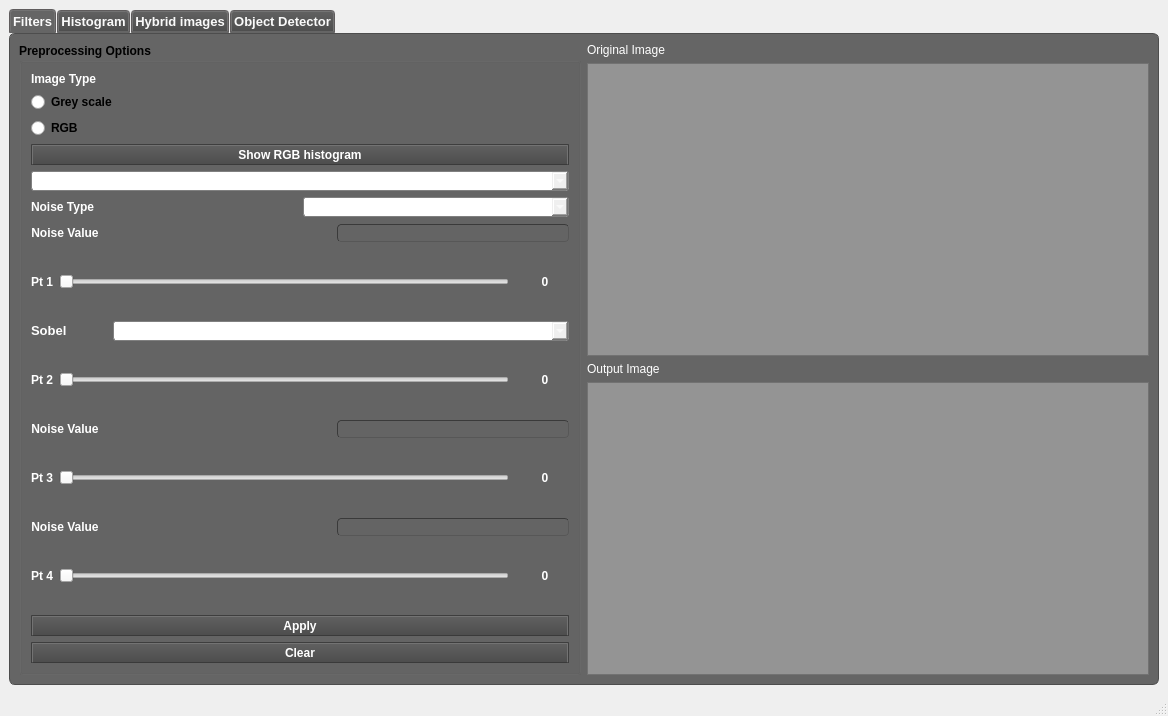
Qt form mainwindow.ui (yassmin2000/Computer-Vision-Toolbox) before a commit.
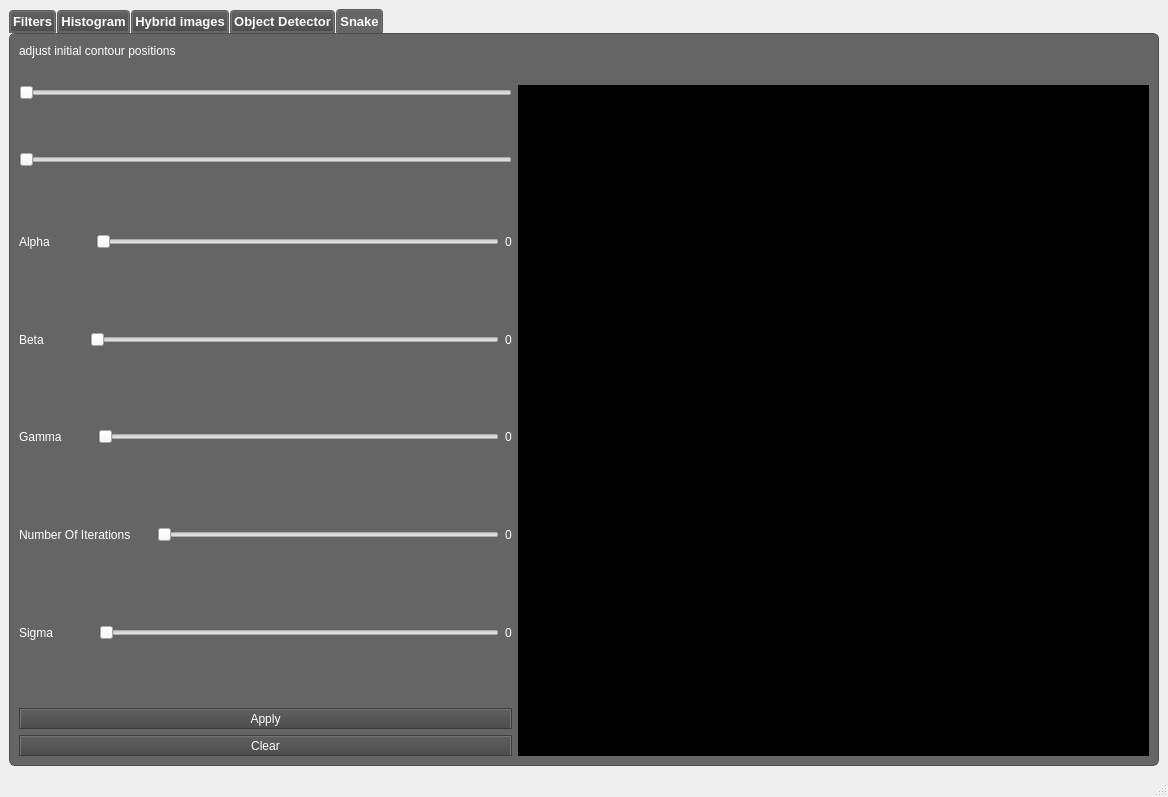
The same form after that commit.

The edit to the form file:
```diff
--- a/mainwindow.ui
+++ b/mainwindow.ui
@@ -7,7 +7,7 @@
     <x>0</x>
     <y>0</y>
     <width>1168</width>
-    <height>716</height>
+    <height>796</height>
    </rect>
   </property>
   <property name="windowTitle">
@@ -270,7 +270,7 @@
 </string>
       </property>
       <property name="currentIndex">
-       <number>0</number>
+       <number>4</number>
       </property>
       <widget class="QWidget" name="filters">
        <attribute name="title">
@@ -1243,48 +1243,7 @@
            </widget>
           </item>
           <item>
-           <spacer name="horizontalSpacer_8">
-            <property name="orientation">
-             <enum>Qt::Horizontal</enum>
-            </property>
-            <property name="sizeType">
-             <enum>QSizePolicy::Fixed</enum>
-            </property>
-            <property name="sizeHint" stdset="0">
-             <size>
-              <width>50</width>
-              <height>20</height>
-             </size>
-            </property>
-           </spacer>
-          </item>
-          <item>
-           <widget class="QSlider" name="horizontalSlider_5">
-            <property name="orientation">
-             <enum>Qt::Horizontal</enum>
-            </property>
-           </widget>
-          </item>
-          <item>
-           <widget class="QLabel" name="label_32">
-            <property name="text">
-             <string>TextLabel</string>
-            </property>
-           </widget>
-          </item>
-         </layout>
-        </item>
-        <item row="3" column="0">
-         <layout class="QHBoxLayout" name="horizontalLayout_17">
-          <item>
-           <widget class="QLabel" name="sigmalabel">
-            <property name="text">
-             <string>Sigma</string>
-            </property>
-           </widget>
-          </item>
-          <item>
-           <spacer name="horizontalSpacer_9">
+           <spacer name="horizontalSpacer_10">
             <property name="orientation">
              <enum>Qt::Horizontal</enum>
             </property>
@@ -1346,83 +1305,13 @@
          </layout>
         </item>
         <item row="13" column="0">
-         <layout class="QHBoxLayout" name="horizontalLayout_24">
-          <item>
-           <widget class="QLabel" name="label_27">
-            <property name="text">
-             <string>Sigma</string>
-            </property>
-           </widget>
-          </item>
-          <item>
-           <spacer name="horizontalSpacer_13">
-            <property name="orientation">
-             <enum>Qt::Horizontal</enum>
-            </property>
-            <property name="sizeType">
-             <enum>QSizePolicy::Fixed</enum>
-            </property>
-            <property name="sizeHint" stdset="0">
-             <size>
-              <width>110</width>
-              <height>20</height>
-             </size>
-            </property>
-           </spacer>
-          </item>
-          <item>
-           <widget class="QSlider" name="horizontalSlider_9">
-            <property name="orientation">
-             <enum>Qt::Horizontal</enum>
-            </property>
-           </widget>
-          </item>
-          <item>
-           <widget class="QLabel" name="label_36">
-            <property name="text">
-             <string>TextLabel</string>
-            </property>
-           </widget>
-          </item>
-         </layout>
+         <widget class="QPushButton" name="apply_objdetect_btn">
+          <property name="text">
+           <string>Apply</string>
+          </property>
+         </widget>
         </item>
-        <item row="15" column="0">
-         <layout class="QHBoxLayout" name="horizontalLayout_18">
-          <item>
-           <widget class="QLabel" name="label_28">
-            <property name="text">
-             <string>Area = </string>
-            </property>
-           </widget>
-          </item>
-          <item>
-           <widget class="QLabel" name="label_29">
-            <property name="text">
-             <string>TextLabel</string>
-            </property>
-           </widget>
-          </item>
-         </layout>
-        </item>
-        <item row="16" column="0">
-         <layout class="QHBoxLayout" name="horizontalLayout_19">
-          <item>
-           <widget class="QLabel" name="label_30">
-            <property name="text">
-             <string>perimeter =</string>
-            </property>
-           </widget>
-          </item>
-          <item>
-           <widget class="QLabel" name="label_31">
-            <property name="text">
-             <string>TextLabel</string>
-            </property>
-           </widget>
-          </item>
-         </layout>
-        </item>
-        <item row="11" column="0">
+        <item row="10" column="0">
          <layout class="QHBoxLayout" name="horizontalLayout_23">
           <item>
            <widget class="QLabel" name="label_26">
@@ -1562,39 +1451,328 @@
           </property>
          </spacer>
         </item>
+       </layout>
+      </widget>
+      <widget class="QWidget" name="tab">
+       <attribute name="title">
+        <string>Snake</string>
+       </attribute>
+       <layout class="QGridLayout" name="gridLayout_9">
+        <item row="2" column="1" rowspan="15">
+         <widget class="QWidget" name="widget_3" native="true">
+          <property name="minimumSize">
+           <size>
+            <width>631</width>
+            <height>671</height>
+           </size>
+          </property>
+          <property name="styleSheet">
+           <string notr="true">background-color: rgb(0, 0, 0);</string>
+          </property>
+         </widget>
+        </item>
+        <item row="2" column="0">
+         <widget class="QSlider" name="horizontalSlider_14">
+          <property name="orientation">
+           <enum>Qt::Horizontal</enum>
+          </property>
+         </widget>
+        </item>
         <item row="6" column="0">
-         <spacer name="verticalSpacer_2">
-          <property name="orientation">
-           <enum>Qt::Vertical</enum>
-          </property>
-          <property name="sizeType">
-           <enum>QSizePolicy::Fixed</enum>
-          </property>
-          <property name="sizeHint" stdset="0">
-           <size>
-            <width>20</width>
-            <height>40</height>
-           </size>
-          </property>
-         </spacer>
+         <layout class="QHBoxLayout" name="horizontalLayout_17">
+          <item>
+           <widget class="QLabel" name="label_27">
+            <property name="text">
+             <string>Alpha</string>
+            </property>
+           </widget>
+          </item>
+          <item>
+           <spacer name="horizontalSpacer_9">
+            <property name="orientation">
+             <enum>Qt::Horizontal</enum>
+            </property>
+            <property name="sizeType">
+             <enum>QSizePolicy::Fixed</enum>
+            </property>
+            <property name="sizeHint" stdset="0">
+             <size>
+              <width>40</width>
+              <height>20</height>
+             </size>
+            </property>
+           </spacer>
+          </item>
+          <item>
+           <widget class="QSlider" name="horizontalSlider_9">
+            <property name="orientation">
+             <enum>Qt::Horizontal</enum>
+            </property>
+           </widget>
+          </item>
+          <item>
+           <widget class="QLabel" name="label_28">
+            <property name="text">
+             <string>0</string>
+            </property>
+           </widget>
+          </item>
+         </layout>
         </item>
         <item row="8" column="0">
-         <spacer name="verticalSpacer_3">
-          <property name="orientation">
-           <enum>Qt::Vertical</enum>
-          </property>
-          <property name="sizeType">
-           <enum>QSizePolicy::Fixed</enum>
-          </property>
-          <property name="sizeHint" stdset="0">
-           <size>
-            <width>20</width>
-            <height>40</height>
-           </size>
-          </property>
-         </spacer>
+         <layout class="QHBoxLayout" name="horizontalLayout_18">
+          <item>
+           <widget class="QLabel" name="label_29">
+            <property name="text">
+             <string>Beta</string>
+            </property>
+           </widget>
+          </item>
+          <item>
+           <spacer name="horizontalSpacer_13">
+            <property name="orientation">
+             <enum>Qt::Horizontal</enum>
+            </property>
+            <property name="sizeType">
+             <enum>QSizePolicy::Fixed</enum>
+            </property>
+            <property name="sizeHint" stdset="0">
+             <size>
+              <width>40</width>
+              <height>20</height>
+             </size>
+            </property>
+           </spacer>
+          </item>
+          <item>
+           <widget class="QSlider" name="horizontalSlider_10">
+            <property name="orientation">
+             <enum>Qt::Horizontal</enum>
+            </property>
+           </widget>
+          </item>
+          <item>
+           <widget class="QLabel" name="label_30">
+            <property name="text">
+             <string>0</string>
+            </property>
+           </widget>
+          </item>
+         </layout>
+        </item>
+        <item row="12" column="0">
+         <layout class="QHBoxLayout" name="horizontalLayout_24">
+          <item>
+           <widget class="QLabel" name="label_41">
+            <property name="text">
+             <string>Number Of Iterations</string>
+            </property>
+           </widget>
+          </item>
+          <item>
+           <spacer name="horizontalSpacer_15">
+            <property name="orientation">
+             <enum>Qt::Horizontal</enum>
+            </property>
+            <property name="sizeType">
+             <enum>QSizePolicy::Fixed</enum>
+            </property>
+            <property name="sizeHint" stdset="0">
+             <size>
+              <width>20</width>
+              <height>20</height>
+             </size>
+            </property>
+           </spacer>
+          </item>
+          <item>
+           <widget class="QSlider" name="horizontalSlider_12">
+            <property name="orientation">
+             <enum>Qt::Horizontal</enum>
+            </property>
+           </widget>
+          </item>
+          <item>
+           <widget class="QLabel" name="label_42">
+            <property name="text">
+             <string>0</string>
+            </property>
+           </widget>
+          </item>
+         </layout>
         </item>
         <item row="14" column="0">
+         <layout class="QHBoxLayout" name="horizontalLayout_25">
+          <item>
+           <widget class="QLabel" name="label_43">
+            <property name="text">
+             <string>Sigma</string>
+            </property>
+           </widget>
+          </item>
+          <item>
+           <spacer name="horizontalSpacer_16">
+            <property name="orientation">
+             <enum>Qt::Horizontal</enum>
+            </property>
+            <property name="sizeType">
+             <enum>QSizePolicy::Fixed</enum>
+            </property>
+            <property name="sizeHint" stdset="0">
+             <size>
+              <width>40</width>
+              <height>20</height>
+             </size>
+            </property>
+           </spacer>
+          </item>
+          <item>
+           <widget class="QSlider" name="horizontalSlider_13">
+            <property name="orientation">
+             <enum>Qt::Horizontal</enum>
+            </property>
+           </widget>
+          </item>
+          <item>
+           <widget class="QLabel" name="label_44">
+            <property name="text">
+             <string>0</string>
+            </property>
+           </widget>
+          </item>
+         </layout>
+        </item>
+        <item row="16" column="0">
+         <layout class="QVBoxLayout" name="verticalLayout_10">
+          <item>
+           <widget class="QPushButton" name="pushButton_8">
+            <property name="text">
+             <string>Apply</string>
+            </property>
+           </widget>
+          </item>
+          <item>
+           <widget class="QPushButton" name="pushButton_9">
+            <property name="text">
+             <string>Clear</string>
+            </property>
+           </widget>
+          </item>
+         </layout>
+        </item>
+        <item row="10" column="0">
+         <layout class="QHBoxLayout" name="horizontalLayout_19">
+          <item>
+           <widget class="QLabel" name="label_31">
+            <property name="text">
+             <string>Gamma</string>
+            </property>
+           </widget>
+          </item>
+          <item>
+           <spacer name="horizontalSpacer_14">
+            <property name="orientation">
+             <enum>Qt::Horizontal</enum>
+            </property>
+            <property name="sizeType">
+             <enum>QSizePolicy::Fixed</enum>
+            </property>
+            <property name="sizeHint" stdset="0">
+             <size>
+              <width>30</width>
+              <height>20</height>
+             </size>
+            </property>
+           </spacer>
+          </item>
+          <item>
+           <widget class="QSlider" name="horizontalSlider_11">
+            <property name="orientation">
+             <enum>Qt::Horizontal</enum>
+            </property>
+           </widget>
+          </item>
+          <item>
+           <widget class="QLabel" name="label_36">
+            <property name="text">
+             <string>0</string>
+            </property>
+           </widget>
+          </item>
+         </layout>
+        </item>
+        <item row="1" column="0">
+         <spacer name="verticalSpacer_12">
+          <property name="orientation">
+           <enum>Qt::Vertical</enum>
+          </property>
+          <property name="sizeType">
+           <enum>QSizePolicy::Fixed</enum>
+          </property>
+          <property name="sizeHint" stdset="0">
+           <size>
+            <width>20</width>
+            <height>20</height>
+           </size>
+          </property>
+         </spacer>
+        </item>
+        <item row="0" column="0">
+         <widget class="QLabel" name="label_45">
+          <property name="text">
+           <string>adjust initial contour positions</string>
+          </property>
+         </widget>
+        </item>
+        <item row="3" column="0">
+         <spacer name="verticalSpacer_11">
+          <property name="orientation">
+           <enum>Qt::Vertical</enum>
+          </property>
+          <property name="sizeType">
+           <enum>QSizePolicy::Fixed</enum>
+          </property>
+          <property name="sizeHint" stdset="0">
+           <size>
+            <width>20</width>
+            <height>20</height>
+           </size>
+          </property>
+         </spacer>
+        </item>
+        <item row="9" column="0">
+         <spacer name="verticalSpacer_7">
+          <property name="orientation">
+           <enum>Qt::Vertical</enum>
+          </property>
+          <property name="sizeType">
+           <enum>QSizePolicy::Fixed</enum>
+          </property>
+          <property name="sizeHint" stdset="0">
+           <size>
+            <width>20</width>
+            <height>20</height>
+           </size>
+          </property>
+         </spacer>
+        </item>
+        <item row="11" column="0">
+         <spacer name="verticalSpacer_8">
+          <property name="orientation">
+           <enum>Qt::Vertical</enum>
+          </property>
+          <property name="sizeType">
+           <enum>QSizePolicy::Fixed</enum>
+          </property>
+          <property name="sizeHint" stdset="0">
+           <size>
+            <width>20</width>
+            <height>20</height>
+           </size>
+          </property>
+         </spacer>
+        </item>
+        <item row="7" column="0">
          <spacer name="verticalSpacer_6">
           <property name="orientation">
            <enum>Qt::Vertical</enum>
@@ -1605,7 +1783,62 @@
           <property name="sizeHint" stdset="0">
            <size>
             <width>20</width>
-            <height>40</height>
+            <height>20</height>
+           </size>
+          </property>
+         </spacer>
+        </item>
+        <item row="15" column="0">
+         <spacer name="verticalSpacer_10">
+          <property name="orientation">
+           <enum>Qt::Vertical</enum>
+          </property>
+          <property name="sizeType">
+           <enum>QSizePolicy::Fixed</enum>
+          </property>
+          <property name="sizeHint" stdset="0">
+           <size>
+            <width>20</width>
+            <height>20</height>
+           </size>
+          </property>
+         </spacer>
+        </item>
+        <item row="13" column="0">
+         <spacer name="verticalSpacer_9">
+          <property name="orientation">
+           <enum>Qt::Vertical</enum>
+          </property>
+          <property name="sizeType">
+           <enum>QSizePolicy::Fixed</enum>
+          </property>
+          <property name="sizeHint" stdset="0">
+           <size>
+            <width>20</width>
+            <height>20</height>
+           </size>
+          </property>
+         </spacer>
+        </item>
+        <item row="4" column="0">
+         <widget class="QSlider" name="horizontalSlider_15">
+          <property name="orientation">
+           <enum>Qt::Horizontal</enum>
+          </property>
+         </widget>
+        </item>
+        <item row="5" column="0">
+         <spacer name="verticalSpacer_13">
+          <property name="orientation">
+           <enum>Qt::Vertical</enum>
+          </property>
+          <property name="sizeType">
+           <enum>QSizePolicy::Fixed</enum>
+          </property>
+          <property name="sizeHint" stdset="0">
+           <size>
+            <width>20</width>
+            <height>20</height>
            </size>
           </property>
          </spacer>
```
Left out of the diff: 263 changed lines with no effect on the pictures.
